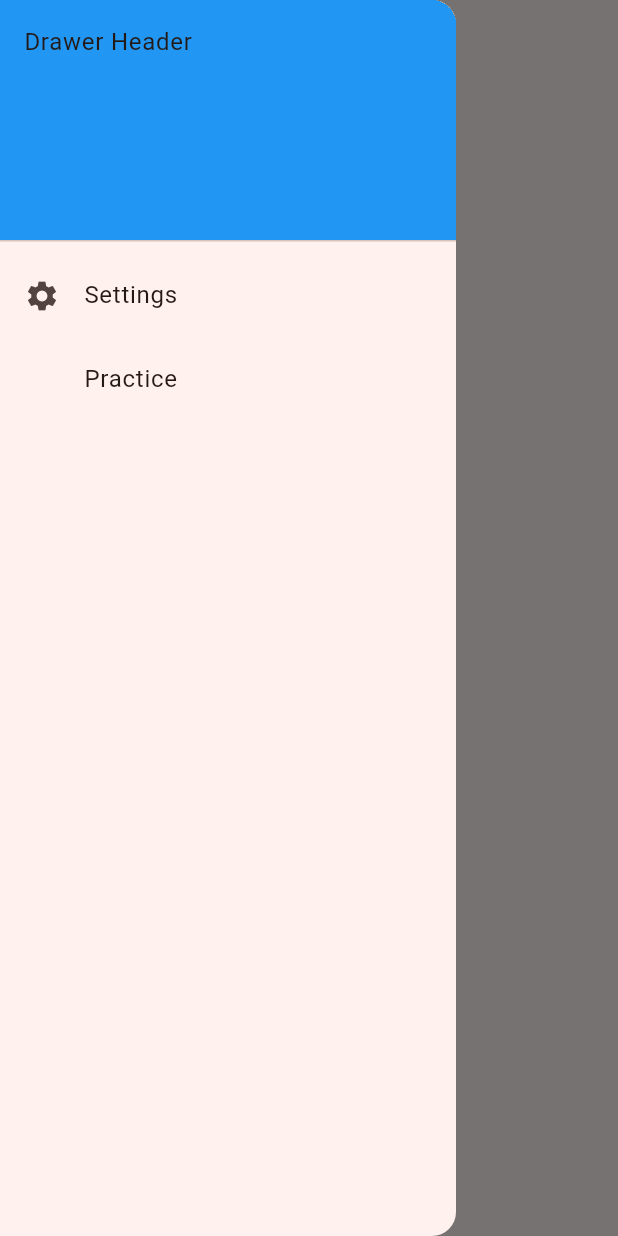
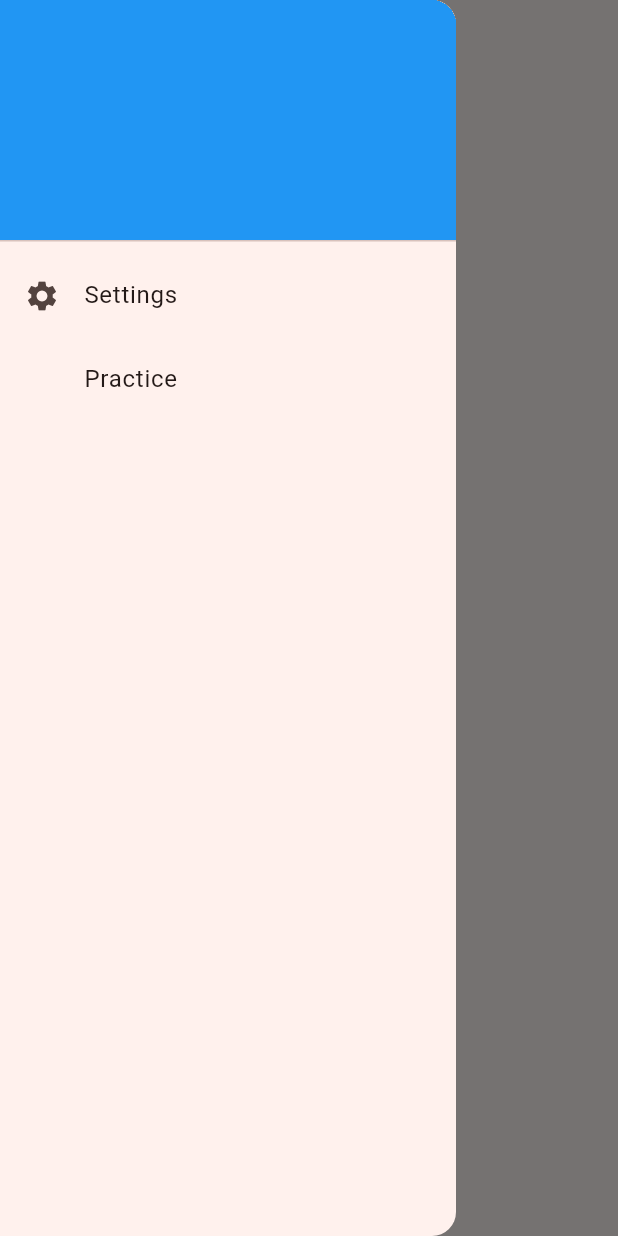
Before and after one commit to AlexandreZani/cw_trainer, a Flutter app: the screen it shows after launch, with the side drawer open, on a phone screen of 412 x 824 dp. Run offline on Flutter 3.47's test engine with Material 3 defaults, Android fonts, the phone set to English and light mode, and no system bars; our stand-ins replace audio_service, flutter_tts, just_audio, shared_preferences; missing offline and left inert: audio_session.

Commit message:
Remove placeholder text.

```diff
--- a/lib/main.dart
+++ b/lib/main.dart
@@ -107,7 +107,7 @@ class _MyHomePageState extends State<MyHomePage> {
               decoration: BoxDecoration(
                 color: Colors.blue,
               ),
-              child: Text('Drawer Header'),
+              child: Text(''),
             ),
             ListTile(
               leading: const Icon(Icons.settings),
```
